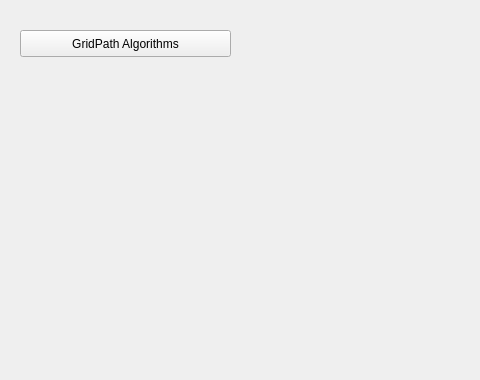
Before: the Qt Designer form src/mainwindow.ui in CubeElement/visualgorithms, drawn with Qt 5; both pictures show x 0 to 480 and y 0 to 380 of the 800 by 380 pixel window.
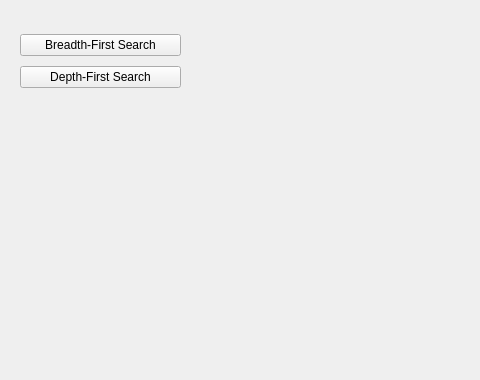
After: the same form once the commit is applied.

Commit message: Creates BreadthFS class (separate search function definition)

```diff
--- a/src/mainwindow.ui
+++ b/src/mainwindow.ui
@@ -14,18 +14,31 @@
    <string>MainWindow</string>
   </property>
   <widget class="QWidget" name="centralwidget">
-   <widget class="QPushButton" name="pushButton">
+   <widget class="QWidget" name="">
     <property name="geometry">
      <rect>
       <x>20</x>
       <y>30</y>
-      <width>211</width>
-      <height>27</height>
+      <width>161</width>
+      <height>64</height>
      </rect>
     </property>
-    <property name="text">
-     <string>GridPath Algorithms</string>
-    </property>
+    <layout class="QVBoxLayout" name="verticalLayout">
+     <item>
+      <widget class="QPushButton" name="breadthfs_button">
+       <property name="text">
+        <string>Breadth-First Search</string>
+       </property>
+      </widget>
+     </item>
+     <item>
+      <widget class="QPushButton" name="breadthfs_button_2">
+       <property name="text">
+        <string>Depth-First Search</string>
+       </property>
+      </widget>
+     </item>
+    </layout>
    </widget>
   </widget>
   <widget class="QMenuBar" name="menubar">
```
Left out of the diff: 2 changed lines with no effect on the pictures. The commit also changes 7 other files.
